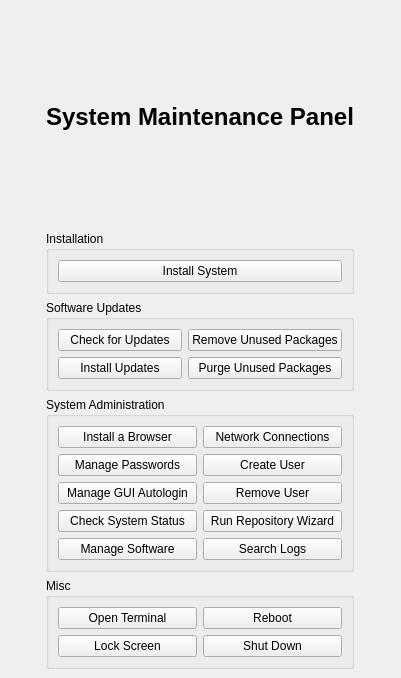
Before: the Qt Designer form ui/mainwindow.ui in Kicksecure/sysmaint-panel, drawn with Qt 5.
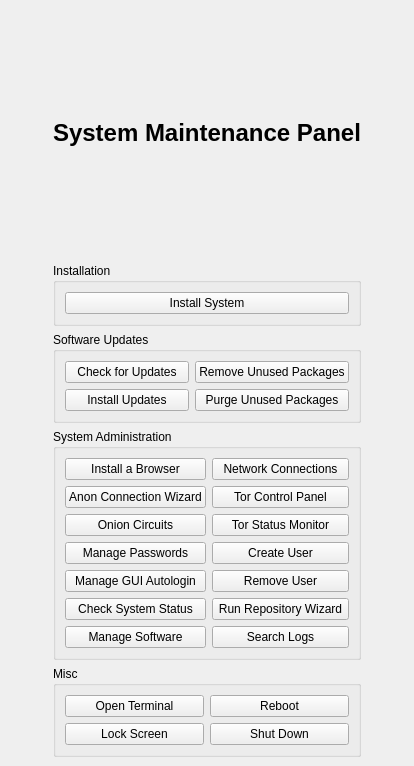
After: the same form once the commit is applied.

Commit message: Hide irrelevant buttons in Whonix, add Tor management utilities for Whonix-Gateway

```diff
--- a/ui/mainwindow.ui
+++ b/ui/mainwindow.ui
@@ -6,8 +6,8 @@
    <rect>
     <x>0</x>
     <y>0</y>
-    <width>401</width>
-    <height>678</height>
+    <width>414</width>
+    <height>766</height>
    </rect>
   </property>
   <property name="windowTitle">
@@ -121,17 +121,7 @@
          <string>System Administration</string>
         </property>
         <layout class="QGridLayout" name="gridLayout_2">
-         <item row="2" column="1">
-          <widget class="QPushButton" name="removeUserButton">
-           <property name="toolTip">
-            <string>&lt;html&gt;&lt;head/&gt;&lt;body&gt;&lt;p&gt;Deletes an existing user account. &lt;span style=&quot; font-weight:600;&quot;&gt;This cannot be undone!&lt;/span&gt;&lt;/p&gt;&lt;/body&gt;&lt;/html&gt;</string>
-           </property>
-           <property name="text">
-            <string>Remove User</string>
-           </property>
-          </widget>
-         </item>
-         <item row="1" column="1">
+         <item row="3" column="1">
           <widget class="QPushButton" name="createUserButton">
            <property name="toolTip">
             <string>&lt;html&gt;&lt;head/&gt;&lt;body&gt;&lt;p&gt;Creates a new user account.&lt;/p&gt;&lt;/body&gt;&lt;/html&gt;</string>
@@ -141,44 +131,14 @@
            </property>
           </widget>
          </item>
-         <item row="2" column="0">
-          <widget class="QPushButton" name="manageAutologinButton">
-           <property name="toolTip">
-            <string>&lt;html&gt;&lt;head/&gt;&lt;body&gt;&lt;p&gt;Enables or disables autologin for a user account.&lt;/p&gt;&lt;/body&gt;&lt;/html&gt;</string>
-           </property>
-           <property name="text">
-            <string>Manage GUI Autologin</string>
-           </property>
-          </widget>
-         </item>
-         <item row="3" column="0">
-          <widget class="QPushButton" name="checkSystemStatusButton">
-           <property name="toolTip">
-            <string>&lt;html&gt;&lt;head/&gt;&lt;body&gt;&lt;p&gt;Runs the System Check utility.&lt;/p&gt;&lt;/body&gt;&lt;/html&gt;</string>
-           </property>
-           <property name="text">
-            <string>Check System Status</string>
-           </property>
-          </widget>
-         </item>
-         <item row="1" column="0">
-          <widget class="QPushButton" name="managePasswordsButton">
-           <property name="toolTip">
-            <string>&lt;html&gt;&lt;head/&gt;&lt;body&gt;&lt;p&gt;Changes the password for a user account.&lt;/p&gt;&lt;/body&gt;&lt;/html&gt;</string>
-           </property>
-           <property name="text">
-            <string>Manage Passwords</string>
-           </property>
-          </widget>
-         </item>
-         <item row="3" column="1">
+         <item row="7" column="1">
           <widget class="QPushButton" name="runRepositoryWizardButton">
            <property name="text">
             <string>Run Repository Wizard</string>
            </property>
           </widget>
          </item>
-         <item row="4" column="0">
+         <item row="8" column="0">
           <widget class="QPushButton" name="manageSoftwareButton">
            <property name="toolTip">
             <string>&lt;html&gt;&lt;head/&gt;&lt;body&gt;&lt;p&gt;Allows you to search for and install software through the apt package manager.&lt;/p&gt;&lt;/body&gt;&lt;/html&gt;</string>
@@ -188,13 +148,74 @@
            </property>
           </widget>
          </item>
-         <item row="4" column="1">
+         <item row="0" column="0">
+          <widget class="QPushButton" name="browserInstallButton">
+           <property name="text">
+            <string>Install a Browser</string>
+           </property>
+          </widget>
+         </item>
+         <item row="1" column="0">
+          <widget class="QPushButton" name="anonConnectionWizardButton">
+           <property name="text">
+            <string>Anon Connection Wizard</string>
+           </property>
+          </widget>
+         </item>
+         <item row="6" column="1">
+          <widget class="QPushButton" name="removeUserButton">
+           <property name="toolTip">
+            <string>&lt;html&gt;&lt;head/&gt;&lt;body&gt;&lt;p&gt;Deletes an existing user account. &lt;span style=&quot; font-weight:600;&quot;&gt;This cannot be undone!&lt;/span&gt;&lt;/p&gt;&lt;/body&gt;&lt;/html&gt;</string>
+           </property>
+           <property name="text">
+            <string>Remove User</string>
+           </property>
+          </widget>
+         </item>
+         <item row="3" column="0">
+          <widget class="QPushButton" name="managePasswordsButton">
+           <property name="toolTip">
+            <string>&lt;html&gt;&lt;head/&gt;&lt;body&gt;&lt;p&gt;Changes the password for a user account.&lt;/p&gt;&lt;/body&gt;&lt;/html&gt;</string>
+           </property>
+           <property name="text">
+            <string>Manage Passwords</string>
+           </property>
+          </widget>
+         </item>
+         <item row="7" column="0">
+          <widget class="QPushButton" name="checkSystemStatusButton">
+           <property name="toolTip">
+            <string>&lt;html&gt;&lt;head/&gt;&lt;body&gt;&lt;p&gt;Runs the System Check utility.&lt;/p&gt;&lt;/body&gt;&lt;/html&gt;</string>
+           </property>
+           <property name="text">
+            <string>Check System Status</string>
+           </property>
+          </widget>
+         </item>
+         <item row="8" column="1">
           <widget class="QPushButton" name="searchLogsButton">
            <property name="text">
             <string>Search Logs</string>
            </property>
           </widget>
          </item>
+         <item row="1" column="1">
+          <widget class="QPushButton" name="torControlPanelButton">
+           <property name="text">
+            <string>Tor Control Panel</string>
+           </property>
+          </widget>
+         </item>
+         <item row="6" column="0">
+          <widget class="QPushButton" name="manageAutologinButton">
+           <property name="toolTip">
+            <string>&lt;html&gt;&lt;head/&gt;&lt;body&gt;&lt;p&gt;Enables or disables autologin for a user account.&lt;/p&gt;&lt;/body&gt;&lt;/html&gt;</string>
+           </property>
+           <property name="text">
+            <string>Manage GUI Autologin</string>
+           </property>
+          </widget>
+         </item>
          <item row="0" column="1">
           <widget class="QPushButton" name="networkConnButton">
            <property name="text">
@@ -202,10 +223,17 @@
            </property>
           </widget>
          </item>
-         <item row="0" column="0">
-          <widget class="QPushButton" name="browserInstallButton">
+         <item row="2" column="0">
+          <widget class="QPushButton" name="onionCircuitsButton">
            <property name="text">
-            <string>Install a Browser</string>
+            <string>Onion Circuits</string>
+           </property>
+          </widget>
+         </item>
+         <item row="2" column="1">
+          <widget class="QPushButton" name="torStatusMonitorButton">
+           <property name="text">
+            <string>Tor Status Monitor</string>
            </property>
           </widget>
          </item>
```
The commit also changes 1 other file.
